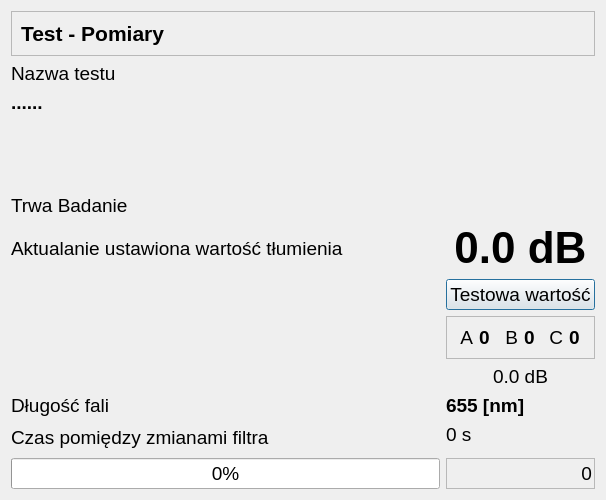
The window that CzujkiLinioweApp/oknobadaniatlumienia.ui (wiacekmarcin/CzujkiLiniowe) describes before a commit, drawn with Qt 5.
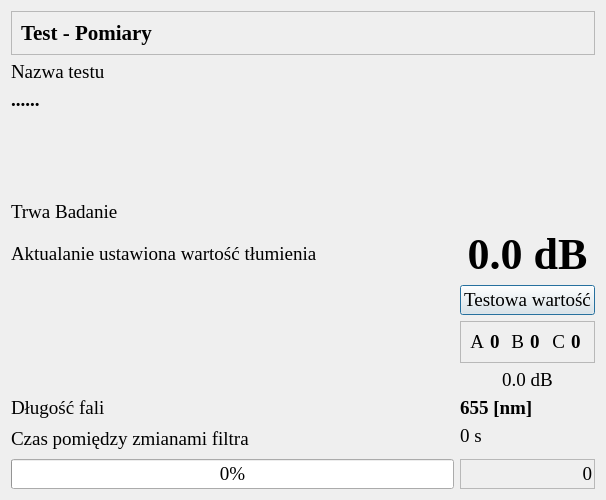
The same window after the commit.

```diff
--- a/CzujkiLinioweApp/oknobadaniatlumienia.ui
+++ b/CzujkiLinioweApp/oknobadaniatlumienia.ui
@@ -24,7 +24,7 @@
   </property>
   <property name="font">
    <font>
-    <family>Arial</family>
+    <family>Times New Roman</family>
     <pointsize>14</pointsize>
    </font>
   </property>
@@ -36,7 +36,7 @@
     <widget class="QLabel" name="czas">
      <property name="font">
       <font>
-       <family>Arial</family>
+       <family>Times New Roman</family>
        <pointsize>14</pointsize>
       </font>
      </property>
@@ -58,7 +58,7 @@
        <widget class="QLabel" name="label_2">
         <property name="font">
          <font>
-          <family>Arial</family>
+          <family>Times New Roman</family>
           <pointsize>16</pointsize>
           <bold>true</bold>
          </font>
@@ -75,7 +75,7 @@
     <widget class="QLabel" name="eCzas">
      <property name="font">
       <font>
-       <family>Arial</family>
+       <family>Times New Roman</family>
        <pointsize>14</pointsize>
       </font>
      </property>
@@ -112,7 +112,7 @@
        <widget class="QLabel" name="pozostal_czas">
         <property name="font">
          <font>
-          <family>Arial</family>
+          <family>Times New Roman</family>
           <pointsize>14</pointsize>
          </font>
         </property>
@@ -147,7 +147,7 @@
     <widget class="QLabel" name="testName">
      <property name="font">
       <font>
-       <family>Arial</family>
+       <family>Times New Roman</family>
        <pointsize>14</pointsize>
        <bold>true</bold>
       </font>
@@ -161,7 +161,7 @@
     <widget class="QLabel" name="efala">
      <property name="font">
       <font>
-       <family>Arial</family>
+       <family>Times New Roman</family>
        <pointsize>14</pointsize>
       </font>
      </property>
@@ -183,7 +183,7 @@
        <widget class="QLabel" name="eta">
         <property name="font">
          <font>
-          <family>Arial</family>
+          <family>Times New Roman</family>
           <pointsize>14</pointsize>
          </font>
         </property>
@@ -199,7 +199,7 @@
        <widget class="QLabel" name="a">
         <property name="font">
          <font>
-          <family>Arial</family>
+          <family>Times New Roman</family>
           <pointsize>14</pointsize>
           <bold>true</bold>
          </font>
@@ -213,7 +213,7 @@
        <widget class="QLabel" name="etb">
         <property name="font">
          <font>
-          <family>Arial</family>
+          <family>Times New Roman</family>
           <pointsize>14</pointsize>
          </font>
         </property>
@@ -229,7 +229,7 @@
        <widget class="QLabel" name="b">
         <property name="font">
          <font>
-          <family>Arial</family>
+          <family>Times New Roman</family>
           <pointsize>14</pointsize>
           <bold>true</bold>
          </font>
@@ -243,7 +243,7 @@
        <widget class="QLabel" name="etc">
         <property name="font">
          <font>
-          <family>Arial</family>
+          <family>Times New Roman</family>
           <pointsize>14</pointsize>
          </font>
         </property>
@@ -259,7 +259,7 @@
        <widget class="QLabel" name="c">
         <property name="font">
          <font>
-          <family>Arial</family>
+          <family>Times New Roman</family>
           <pointsize>14</pointsize>
           <bold>true</bold>
          </font>
@@ -276,7 +276,7 @@
     <widget class="QLabel" name="eBadanie">
      <property name="font">
       <font>
-       <family>Arial</family>
+       <family>Times New Roman</family>
        <pointsize>14</pointsize>
       </font>
      </property>
@@ -292,7 +292,7 @@
     <widget class="QLabel" name="etlumienie">
      <property name="font">
       <font>
-       <family>Arial</family>
+       <family>Times New Roman</family>
        <pointsize>14</pointsize>
       </font>
      </property>
@@ -312,7 +312,7 @@
     <widget class="QLabel" name="tlumienie">
      <property name="font">
       <font>
-       <family>Arial</family>
+       <family>Times New Roman</family>
        <pointsize>33</pointsize>
        <bold>true</bold>
       </font>
@@ -329,7 +329,7 @@
     <widget class="QLabel" name="dlugoscFali">
      <property name="font">
       <font>
-       <family>Arial</family>
+       <family>Times New Roman</family>
        <pointsize>14</pointsize>
        <bold>true</bold>
       </font>
@@ -343,7 +343,7 @@
     <widget class="QLabel" name="label">
      <property name="font">
       <font>
-       <family>Arial</family>
+       <family>Times New Roman</family>
        <pointsize>14</pointsize>
       </font>
      </property>
@@ -366,7 +366,7 @@
     <widget class="QLabel" name="realdb">
      <property name="font">
       <font>
-       <family>Arial</family>
+       <family>Times New Roman</family>
        <pointsize>14</pointsize>
       </font>
      </property>
```
